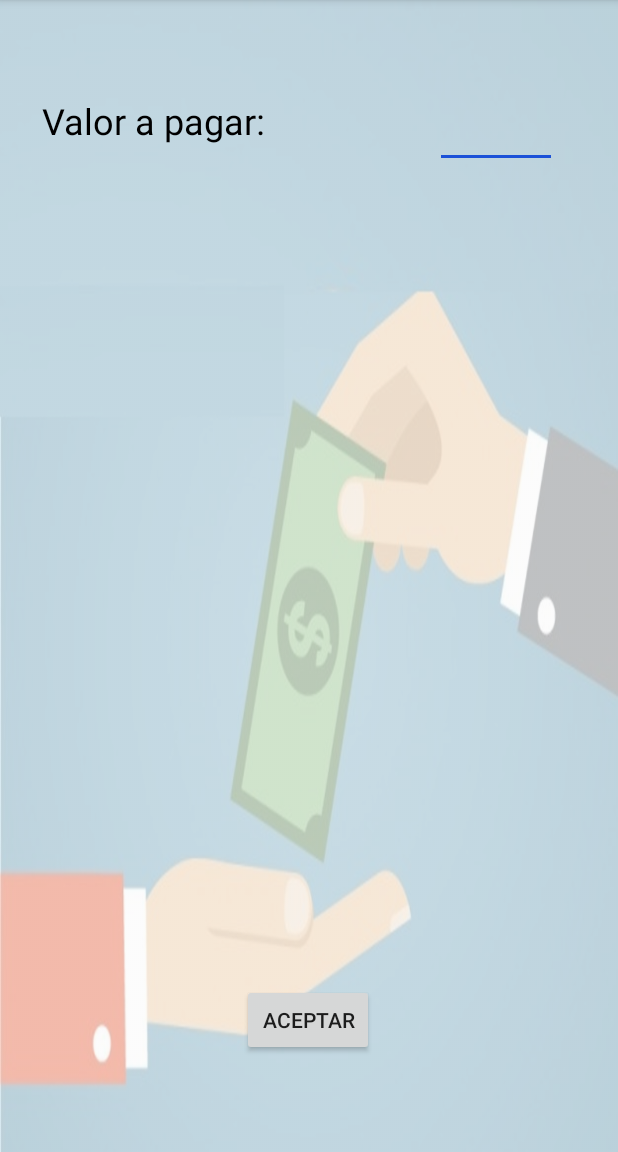
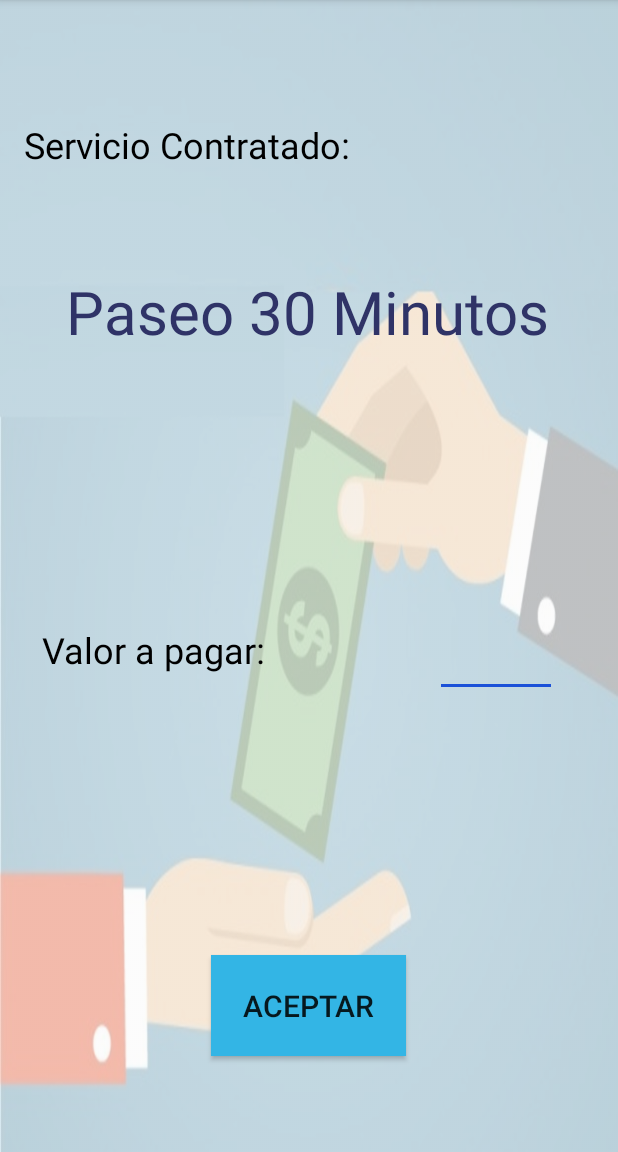
Before and after one commit to MishellReal/PetMarket, an Android app: the pagoEfectivoActivity screen opened directly, with no data from a screen before it, on a phone screen of 412 x 824 dp, the part 84-1236 px from its top. Run offline under Robolectric (Android 15) with nearby library versions, the phone set to English and light mode, and no system bars.

```diff
--- a/app/src/main/res/layout/activity_pago_efectivo.xml
+++ b/app/src/main/res/layout/activity_pago_efectivo.xml
@@ -13,12 +13,12 @@
         android:layout_width="182dp"
         android:layout_height="59dp"
         android:layout_marginStart="28dp"
-        android:layout_marginTop="64dp"
+        android:layout_marginTop="304dp"
         android:text="Valor a pagar:"
         android:textColor="@android:color/background_dark"
         android:textSize="24sp"
         app:layout_constraintStart_toStartOf="parent"
-        app:layout_constraintTop_toTopOf="parent" />
+        app:layout_constraintTop_toBottomOf="@+id/textView12" />
 
     <EditText
         android:id="@+id/editTextTotal"
@@ -36,14 +36,42 @@
 
     <Button
         android:id="@+id/buttonAceptarPagoEfectivo"
-        android:layout_width="wrap_content"
-        android:layout_height="wrap_content"
+        android:layout_width="130dp"
+        android:layout_height="67dp"
         android:layout_marginBottom="64dp"
+        android:background="@android:color/holo_blue_light"
         android:text="@string/BotonAceptar"
+        android:textSize="20sp"
         app:layout_constraintBottom_toBottomOf="parent"
         app:layout_constraintEnd_toEndOf="parent"
         app:layout_constraintHorizontal_bias="0.498"
         app:layout_constraintStart_toStartOf="parent" />
 
+    <TextView
+        android:id="@+id/textView12"
+        android:layout_width="wrap_content"
+        android:layout_height="wrap_content"
+        android:layout_marginStart="16dp"
+        android:layout_marginTop="80dp"
+        android:text="Servicio Contratado:"
+        android:textColor="@android:color/background_dark"
+        android:textSize="24sp"
+        app:layout_constraintStart_toStartOf="parent"
+        app:layout_constraintTop_toTopOf="parent" />
+
+    <TextView
+        android:id="@+id/textView38"
+        android:layout_width="wrap_content"
+        android:layout_height="wrap_content"
+        android:layout_marginTop="68dp"
+        android:shadowColor="@color/colorPrimaryDark"
+        android:text="Paseo 30 Minutos"
+        android:textColor="@color/colorPrimary"
+        android:textSize="40sp"
+        app:layout_constraintEnd_toEndOf="parent"
+        app:layout_constraintHorizontal_bias="0.494"
+        app:layout_constraintStart_toStartOf="parent"
+        app:layout_constraintTop_toBottomOf="@+id/textView12" />
+
 
 </androidx.constraintlayout.widget.ConstraintLayout>
--- a/app/src/main/res/layout/activity_pago_tarjeta.xml
+++ b/app/src/main/res/layout/activity_pago_tarjeta.xml
@@ -149,6 +149,7 @@
         android:layout_width="wrap_content"
         android:layout_height="wrap_content"
         android:layout_marginBottom="28dp"
+        android:background="@android:color/holo_blue_light"
         android:text="Aceptar "
         app:layout_constraintBottom_toBottomOf="parent"
         app:layout_constraintEnd_toEndOf="parent"
```
